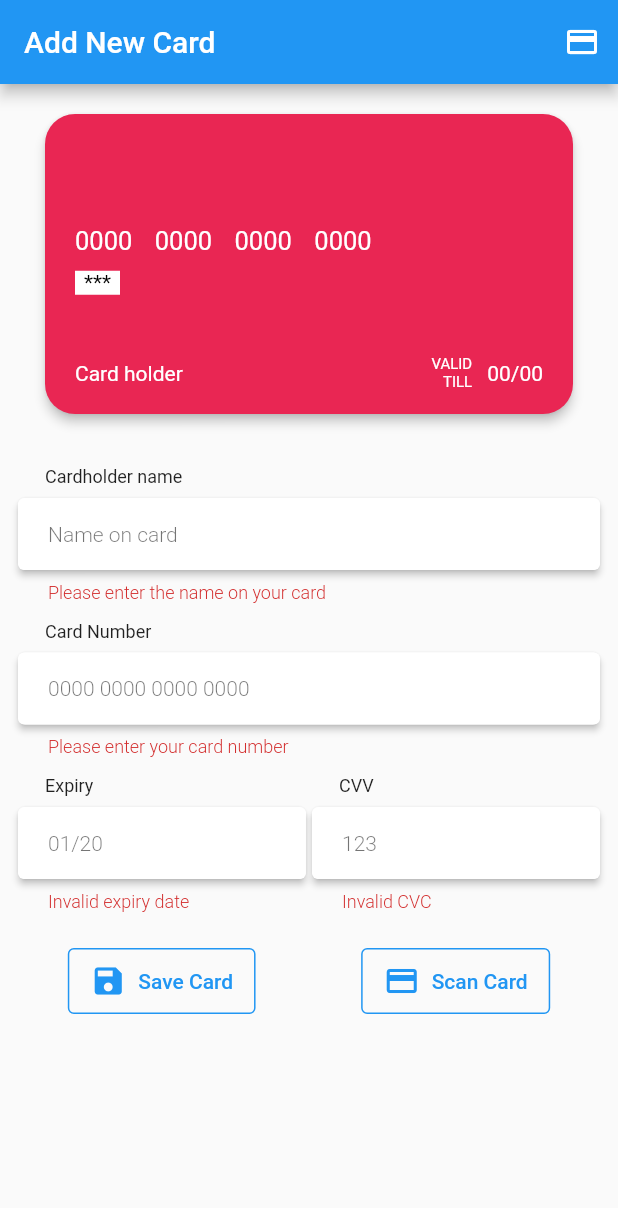
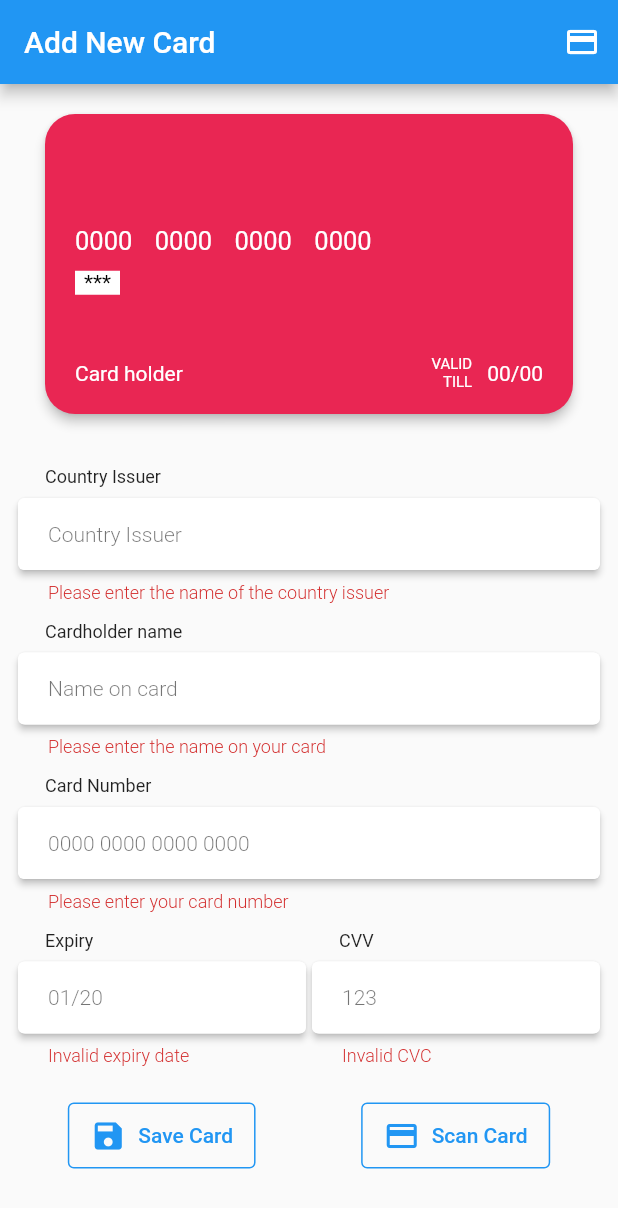
Before and after one commit to MrBooi/Credit_card_app, a Flutter app: the screen it shows after launch, after a tap on "Save Card", on a phone screen of 412 x 824 dp. Shown: the top 1208 px of the screen. Run offline on Flutter 3.47's test engine with Material 2 defaults, Android fonts, the phone set to English and light mode, and no system bars; our stand-ins replace dartz, flutter_bloc, freezed_annotation, get_it, hive, permission_handler; missing offline and left inert: flutter_scan_tools; accounts and stored records are empty.

Commit message:
feat(country_issuer): added logic to block adding a banned card for a country

```diff
--- a/lib/core/error/failure.dart
+++ b/lib/core/error/failure.dart
@@ -9,4 +9,6 @@ abstract class Failure with _$Failure {
   const factory Failure.cacheFailure() = CacheFailure;
   const factory Failure.socketFailure() = SocketFailure;
   const factory Failure.cardAlreadyExistsFailure() = CardAlreadyExistsFailure;
+  const factory Failure.countryCardIsBannedFailure() =
+      CountryCardIsBannedFailure;
 }
--- a/lib/core/utils/validators.dart
+++ b/lib/core/utils/validators.dart
@@ -73,3 +73,19 @@ class CardNameValidator {
     return null;
   }
 }
+
+class CountryIssuerValidator {
+  static String? validate(String? value) {
+    if (value != null) {
+      if (value.isEmpty) {
+        return 'Please enter the name of the country issuer';
+      }
+
+      if (value.length < 2) {
+        return "Invalid country name";
+      }
+    }
+
+    return null;
+  }
+}
--- a/lib/features/add_card/domain/card_model.dart
+++ b/lib/features/add_card/domain/card_model.dart
@@ -5,6 +5,7 @@ class CardModel {
   final String expiryMonth;
   final String expiryYear;
   final String cvv;
+  final String countryIssuer;
 
   CardModel({
     this.id,
@@ -13,6 +14,7 @@ class CardModel {
     required this.expiryMonth,
     required this.expiryYear,
     required this.cvv,
+    required this.countryIssuer,
   });
 
   factory CardModel.fromJson(Map<String, dynamic> json) {
@@ -23,6 +25,7 @@ class CardModel {
       expiryMonth: json["expiry_month"] ?? "",
       expiryYear: json["expiry_year"] ?? "",
       cvv: json["cvv"],
+      countryIssuer: json['country_issuer'],
     );
   }
 
@@ -33,7 +36,8 @@ class CardModel {
       "number": model.number,
       "expiry_month": model.expiryMonth,
       "expiry_year": model.expiryYear,
-      "cvv": model.cvv
+      "cvv": model.cvv,
+      "country_issuer": model.countryIssuer,
     };
   }
 
@@ -43,6 +47,7 @@ class CardModel {
         holder: "Card holder",
         number: "0000 0000 0000 0000",
         expiryYear: '',
+        countryIssuer: '',
       );
 
   static String cardBrand(String cardNumber) {
@@ -92,6 +97,7 @@ class CardModel {
     String? expiryMonth,
     String? expiryYear,
     String? cvv,
+    String? countryIssuer,
   }) {
     return CardModel(
       id: id ?? this.id,
@@ -100,6 +106,7 @@ class CardModel {
       expiryMonth: expiryMonth ?? this.expiryMonth,
       expiryYear: expiryYear ?? this.expiryYear,
       cvv: cvv ?? this.cvv,
+      countryIssuer: countryIssuer ?? this.countryIssuer,
     );
   }
 
@@ -113,17 +120,18 @@ class CardModel {
         other.number == number &&
         other.expiryMonth == expiryMonth &&
         other.expiryYear == expiryYear &&
-        other.cvv == cvv;
+        other.cvv == cvv &&
+        other.countryIssuer == countryIssuer;
   }
 
   @override
   int get hashCode {
     return id.hashCode ^
         holder.hashCode ^
-        // brand.hashCode ^
         number.hashCode ^
         expiryMonth.hashCode ^
         expiryYear.hashCode ^
-        cvv.hashCode;
+        cvv.hashCode ^
+        countryIssuer.hashCode;
   }
 }
--- a/lib/features/add_card/presentation/add_card_page.dart
+++ b/lib/features/add_card/presentation/add_card_page.dart
@@ -47,6 +47,13 @@ class _AddCarPageState extends State<AddCarPage> {
             () => null,
             (a) => a.fold(
               (failure) {
+                if (failure is CountryCardIsBannedFailure) {
+                  SnackBarHelper().showSnackBar(
+                    context: context,
+                    content: 'Unable to saved banned country card.',
+                  );
+                }
+
                 if (failure is CardAlreadyExistsFailure) {
                   SnackBarHelper().showSnackBar(
                     context: context,
--- a/lib/features/add_card/presentation/cubit/payment_card_cubit.dart
+++ b/lib/features/add_card/presentation/cubit/payment_card_cubit.dart
@@ -31,6 +31,14 @@ class PaymentCardCubit extends Cubit<PaymentCardState> {
     emit(
       state.copyWith(
         cardModel: state.cardModel.copyWith(holder: holder),
+      ),
+    );
+  }
+
+  Future<void> updatedCountryIssuer(String country) async {
+    emit(
+      state.copyWith(
+        cardModel: state.cardModel.copyWith(countryIssuer: country),
       ),
     );
   }
--- a/lib/features/add_card/presentation/widgets/card_form/payment_card_form.dart
+++ b/lib/features/add_card/presentation/widgets/card_form/payment_card_form.dart
@@ -24,6 +24,17 @@ class _PaymentCardFormState extends State<PaymentCardForm> {
       autovalidateMode: AutovalidateMode.onUserInteraction,
       child: Column(
         children: [
+          AppTextFormFieldWidget(
+            hintText: 'Country Issuer',
+            helperText: 'Country Issuer',
+            validator: CountryIssuerValidator.validate,
+            onChanged: (val) {
+              sl<PaymentCardCubit>().updatedCountryIssuer(
+                val,
+              );
+            },
+          ),
+          const SizedBox(height: 5.0),
           AppTextFormFieldWidget(
             hintText: 'Name on card',
             helperText: 'Cardholder name',
--- a/lib/locator.dart
+++ b/lib/locator.dart
@@ -1,3 +1,4 @@
+import 'package:card_app/core/configaration.dart';
 import 'package:card_app/core/hive_controller.dart';
 import 'package:card_app/features/add_card/infastructure/data_source/payment_card_local_data_source.dart';
 import 'package:card_app/features/add_card/infastructure/repository/payment_card_repository_impl.dart';
@@ -20,6 +21,9 @@ Future<void> initServices() async {
 
   /// Repository
   sl.registerLazySingleton(
-    () => PaymentCardRepositoryImpl(sl()),
+    () => PaymentCardRepositoryImpl(
+      sl(),
+      Configuration(),
+    ),
   );
 }
```
Also changed, not shown: lib/features/add_card/infastructure/repository/payment_card_repository_impl.dart (+22 -2 lines), lib/core/error/failure.freezed.dart.
